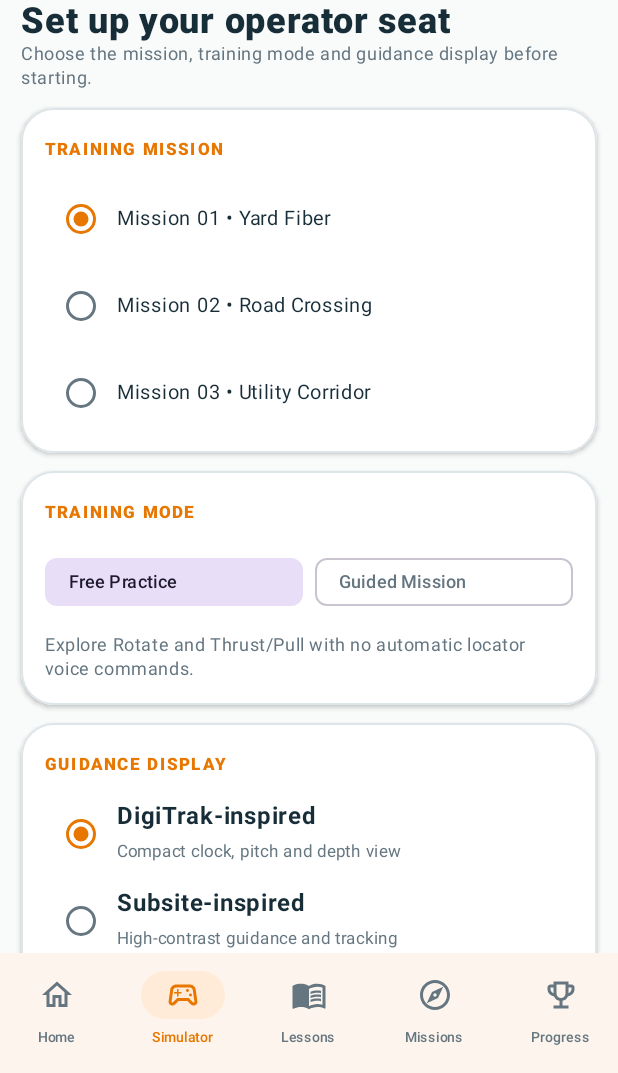
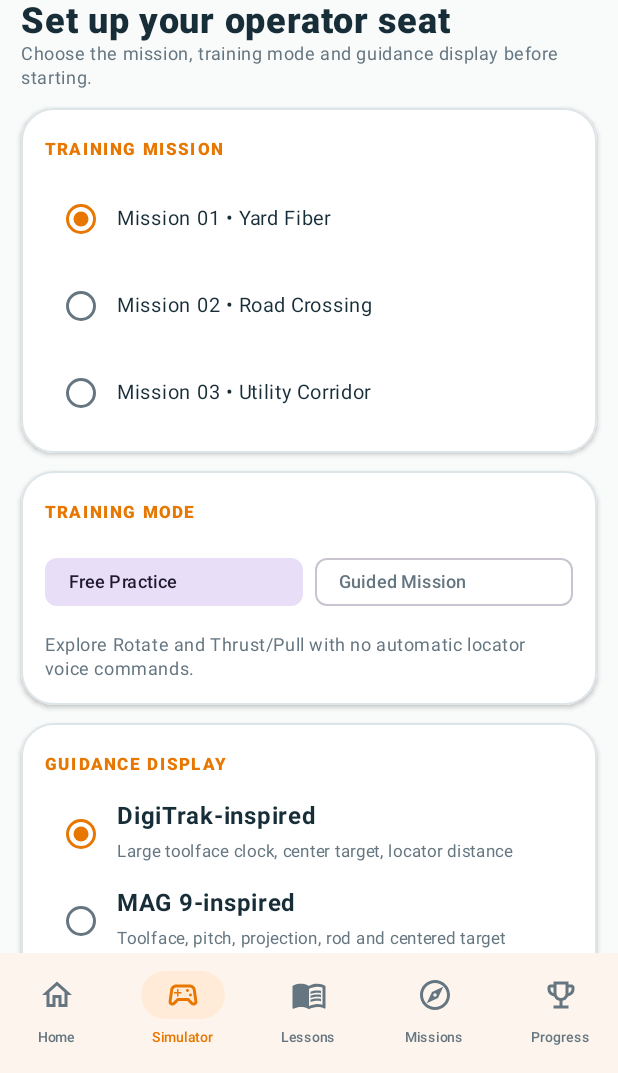
Before and after one commit to luischairez12-ui/DrillSchool, an Android app built with Jetpack Compose: the screen it shows after launch (MainActivity), item 2 of the bottom bar chosen, on a phone screen of 412 x 824 dp, the part 163-1236 px from its top. Run offline under Robolectric (Android 15) with nearby library versions, the phone set to English and light mode, and no system bars.

Commit message:
Offer independent MAG 9 profile during mission setup

```diff
--- a/app/src/main/java/com/forgecrew/drillschool/SimulatorSetupPage.kt
+++ b/app/src/main/java/com/forgecrew/drillschool/SimulatorSetupPage.kt
@@ -15,8 +15,9 @@ import androidx.compose.ui.unit.sp
 
 /** These are our training layouts; they are not copies of OEM firmware. */
 enum class GuidanceStyle(val title: String, val description: String) {
-    DIGITRAK("DigiTrak-inspired", "Compact clock, pitch and depth view"),
-    SUBSITE("Subsite-inspired", "High-contrast guidance and tracking")
+    DIGITRAK("DigiTrak-inspired", "Large toolface clock, center target, locator distance"),
+    MAG9("MAG 9-inspired", "Toolface, pitch, projection, rod and centered target"),
+    SUBSITE("Subsite-inspired", "Profile-style guidance and tracking")
 }
 
 enum class PracticeMode(val label: String) {
```
